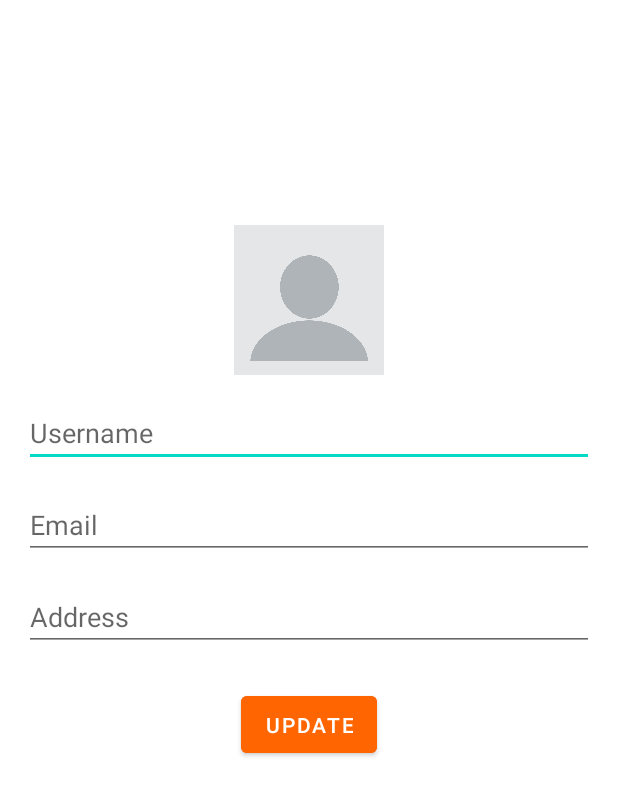
After one commit to IT21211164/EAD_Project_E-Commerce_Mobile_App, an Android app: the EditProfileActivity screen opened directly, with no data from a screen before it, on a phone screen of 412 x 824 dp. The commit adds this screen. Shown: the top 796 px of the screen. Run offline under Robolectric (Android 15) with nearby library versions, the phone set to English and light mode, and no system bars; our stand-ins replace Picasso; pictures from the network do not load; 5 statements that could not run were skipped.

Commit message:
user profile bug fixes

```diff
--- /dev/null
+++ b/app/src/main/java/com/example/ead_ecommerce_app/Activity/EditProfileActivity.kt
@@ -0,0 +1,118 @@
+package com.example.ead_ecommerce_app.Activity
+
+import android.content.Intent
+import android.os.Bundle
+import android.widget.Button
+import android.widget.EditText
+import android.widget.ImageView
+import android.widget.Toast
+import androidx.activity.enableEdgeToEdge
+import androidx.appcompat.app.AppCompatActivity
+import androidx.core.view.ViewCompat
+import androidx.core.view.WindowInsetsCompat
+import com.example.ead_ecommerce_app.Api.CustomerApiService
+import com.example.ead_ecommerce_app.Api.RetrofitClient
+import com.example.ead_ecommerce_app.R
+import com.example.ead_ecommerce_app.Database.UserDatabaseHelper
+import com.example.ead_ecommerce_app.Model.User
+import com.squareup.picasso.Picasso
+import retrofit2.Call
+import retrofit2.Callback
+import retrofit2.Response
+
+class EditProfileActivity : AppCompatActivity() {
+
+    private lateinit var profilePicture: ImageView
+    private lateinit var usernameEditText: EditText
+    private lateinit var emailEditText: EditText
+    private lateinit var addressEditText: EditText
+    private lateinit var updateButton: Button
+    private lateinit var userDatabaseHelper: UserDatabaseHelper
+    private lateinit var loggedInUser: User
+
+
+    override fun onCreate(savedInstanceState: Bundle?) {
+        super.onCreate(savedInstanceState)
+        enableEdgeToEdge()
+        setContentView(R.layout.activity_edit_profile)
+        ViewCompat.setOnApplyWindowInsetsListener(findViewById(R.id.main)) { v, insets ->
+            val systemBars = insets.getInsets(WindowInsetsCompat.Type.systemBars())
+            v.setPadding(systemBars.left, systemBars.top, systemBars.right, systemBars.bottom)
+            insets
+        }
+
+        // Initialize views
+        profilePicture = findViewById(R.id.profilePicture)
+        usernameEditText = findViewById(R.id.usernameEditText)
+        emailEditText = findViewById(R.id.emailEditText)
+        addressEditText = findViewById(R.id.addressEditText)
+        updateButton = findViewById(R.id.updateButton)
+
+        // Get logged-in user from the SQLite database
+        userDatabaseHelper = UserDatabaseHelper(this)
+        loggedInUser = userDatabaseHelper.getLoggedInUser()!!
+
+        // Populate the fields with user data
+        populateFields()
+
+        // Set update button click listener
+        updateButton.setOnClickListener {
+            updateUserProfile()
+        }
+    }
+
+    private fun populateFields() {
+        // Load the profile picture using Picasso (or Glide)
+        if (loggedInUser.profile_Picture.isNotEmpty()) {
+            Picasso.get()
+                .load(loggedInUser.profile_Picture)
+                .placeholder(R.drawable.default_profile_photo) // Add a default image
+                .into(profilePicture)
+        }
+
+        // Populate the rest of the fields
+        usernameEditText.setText(loggedInUser.username)
+        emailEditText.setText(loggedInUser.email)
+        addressEditText.setText(loggedInUser.address)
+    }
+
+    private fun updateUserProfile() {
+        // Prepare updated user details
+        val updatedUser = User(
+            id = loggedInUser.id,
+            username = usernameEditText.text.toString(),
+            email = emailEditText.text.toString(),
+            password = loggedInUser.password, // We do not change the password here
+            address = addressEditText.text.toString(),
+            profile_Picture = loggedInUser.profile_Picture // Assuming profile picture hasn't changed
+        )
+
+        // Call API to update profile
+        val apiService = RetrofitClient.retrofit.create(CustomerApiService::class.java)
+        val call = apiService.updateCustomer(loggedInUser.id, updatedUser)
+        call.enqueue(object : Callback<Void> {
+            override fun onResponse(call: Call<Void>, response: Response<Void>) {
+                if (response.isSuccessful) {
+                    // Update local SQLite database
+                    userDatabaseHelper.addUser(updatedUser)
+                    Toast.makeText(this@EditProfileActivity, "Profile updated successfully!", Toast.LENGTH_SHORT).show()
+
+                    // Redirect to CustomerProfileActivity
+                    val intent = Intent(this@EditProfileActivity, CustomerProfileActivity::class.java)
+                    intent.flags = Intent.FLAG_ACTIVITY_CLEAR_TOP
+                    startActivity(intent)
+
+                    // Finish the current activity so it doesn't stay in the back stack
+                    finish()
+                } else {
+                    Toast.makeText(this@EditProfileActivity, "Failed to update profile", Toast.LENGTH_SHORT).show()
+                }
+            }
+
+            override fun onFailure(call: Call<Void>, t: Throwable) {
+                Toast.makeText(this@EditProfileActivity, "Error: ${t.message}", Toast.LENGTH_SHORT).show()
+            }
+        })
+    }
+
+}
--- /dev/null
+++ b/app/src/main/java/com/example/ead_ecommerce_app/Api/CustomerApiService.kt
@@ -0,0 +1,15 @@
+package com.example.ead_ecommerce_app.Api
+
+import com.example.ead_ecommerce_app.Model.User
+import retrofit2.Call
+import retrofit2.http.Body
+import retrofit2.http.PUT
+import retrofit2.http.Path
+
+interface CustomerApiService {
+    @PUT("Customer/update/{id}")
+    fun updateCustomer(
+        @Path("id") id: String,
+        @Body updatedUser: User
+    ): Call<Void>
+}
--- /dev/null
+++ b/app/src/main/res/layout/activity_edit_profile.xml
@@ -0,0 +1,74 @@
+<?xml version="1.0" encoding="utf-8"?>
+<androidx.constraintlayout.widget.ConstraintLayout xmlns:android="http://schemas.android.com/apk/res/android"
+    xmlns:app="http://schemas.android.com/apk/res-auto"
+    xmlns:tools="http://schemas.android.com/tools"
+    android:id="@+id/main"
+    android:layout_width="match_parent"
+    android:layout_height="match_parent"
+    tools:context=".Activity.EditProfileActivity">
+
+    <!-- Profile Picture -->
+    <ImageView
+        android:id="@+id/profilePicture"
+        android:layout_width="100dp"
+        android:layout_height="100dp"
+        android:layout_marginTop="150dp"
+        android:contentDescription="@string/profile_photo_description"
+        android:onClick="onChangeProfilePictureClick"
+        android:scaleType="centerCrop"
+        android:src="@drawable/default_profile_photo"
+        app:layout_constraintEnd_toEndOf="parent"
+        app:layout_constraintStart_toStartOf="parent"
+        app:layout_constraintTop_toTopOf="parent" />
+
+    <!-- Editable Username Field -->
+    <EditText
+        android:id="@+id/usernameEditText"
+        android:layout_width="0dp"
+        android:layout_height="wrap_content"
+        android:layout_margin="16dp"
+        android:hint="@string/username_hint"
+        android:inputType="textPersonName"
+        app:layout_constraintEnd_toEndOf="parent"
+        app:layout_constraintStart_toStartOf="parent"
+        app:layout_constraintTop_toBottomOf="@id/profilePicture" />
+
+    <!-- Editable Email Field -->
+    <EditText
+        android:id="@+id/emailEditText"
+        android:layout_width="0dp"
+        android:layout_height="wrap_content"
+        android:layout_margin="16dp"
+        android:hint="@string/email_hint"
+        android:inputType="textEmailAddress"
+        app:layout_constraintEnd_toEndOf="parent"
+        app:layout_constraintStart_toStartOf="parent"
+        app:layout_constraintTop_toBottomOf="@id/usernameEditText" />
+
+    <!-- Editable Address Field -->
+    <EditText
+        android:id="@+id/addressEditText"
+        android:layout_width="0dp"
+        android:layout_height="wrap_content"
+        android:layout_margin="16dp"
+        android:hint="@string/address_hint"
+        android:inputType="textPostalAddress"
+        app:layout_constraintEnd_toEndOf="parent"
+        app:layout_constraintStart_toStartOf="parent"
+        app:layout_constraintTop_toBottomOf="@id/emailEditText" />
+
+    <!-- Update Button -->
+    <Button
+        android:id="@+id/updateButton"
+        android:layout_width="wrap_content"
+        android:layout_height="50dp"
+        android:layout_marginTop="24dp"
+        android:backgroundTint="@color/orange"
+        android:onClick="onUpdateButtonClick"
+        android:text="@string/update_btn_txt"
+        android:elevation="8dp"
+        app:layout_constraintEnd_toEndOf="parent"
+        app:layout_constraintStart_toStartOf="parent"
+        app:layout_constraintTop_toBottomOf="@id/addressEditText" />
+
+</androidx.constraintlayout.widget.ConstraintLayout>
--- a/app/src/main/res/values/strings.xml
+++ b/app/src/main/res/values/strings.xml
@@ -25,4 +25,9 @@
     <string name="policies_btn">Policies</string>
     <string name="deac_acc_btn">DEACTIVATE ACCOUNT</string>
     <string name="logout_btn">LOG OUT</string>
+    <string name="profile_photo_description">Profile Picture</string>
+    <string name="username_hint">Username</string>
+    <string name="email_hint">Email</string>
+    <string name="address_hint">Address</string>
+    <string name="update_btn_txt">Update</string>
 </resources>
```
Also changed, not shown: app/src/main/AndroidManifest.xml (+5 -3 lines), app/src/main/java/com/example/ead_ecommerce_app/Activity/CustomerProfileActivity.kt (+20 -3 lines).
